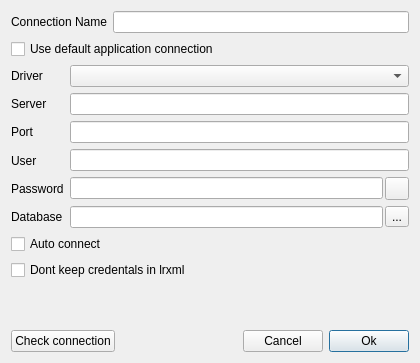
First picture: the form in limereport/databrowser/lrconnectiondialog.ui, repository fralx/LimeReport, before the edit.
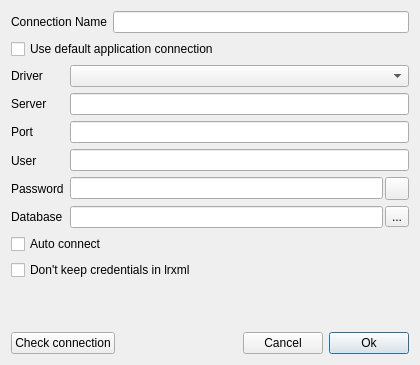
Second picture: the form after the edit. Icons and pictures are not drawn.

Patch:
```diff
--- a/limereport/databrowser/lrconnectiondialog.ui
+++ b/limereport/databrowser/lrconnectiondialog.ui
@@ -7,7 +7,7 @@
     <x>0</x>
     <y>0</y>
     <width>420</width>
-    <height>363</height>
+    <height>365</height>
    </rect>
   </property>
   <property name="windowTitle">
@@ -186,7 +186,7 @@
    <item>
     <widget class="QCheckBox" name="cbbKeepCredentials">
      <property name="text">
-      <string>Dont keep credentals in lrxml</string>
+      <string>Don't keep credentials in lrxml</string>
      </property>
     </widget>
    </item>
```
